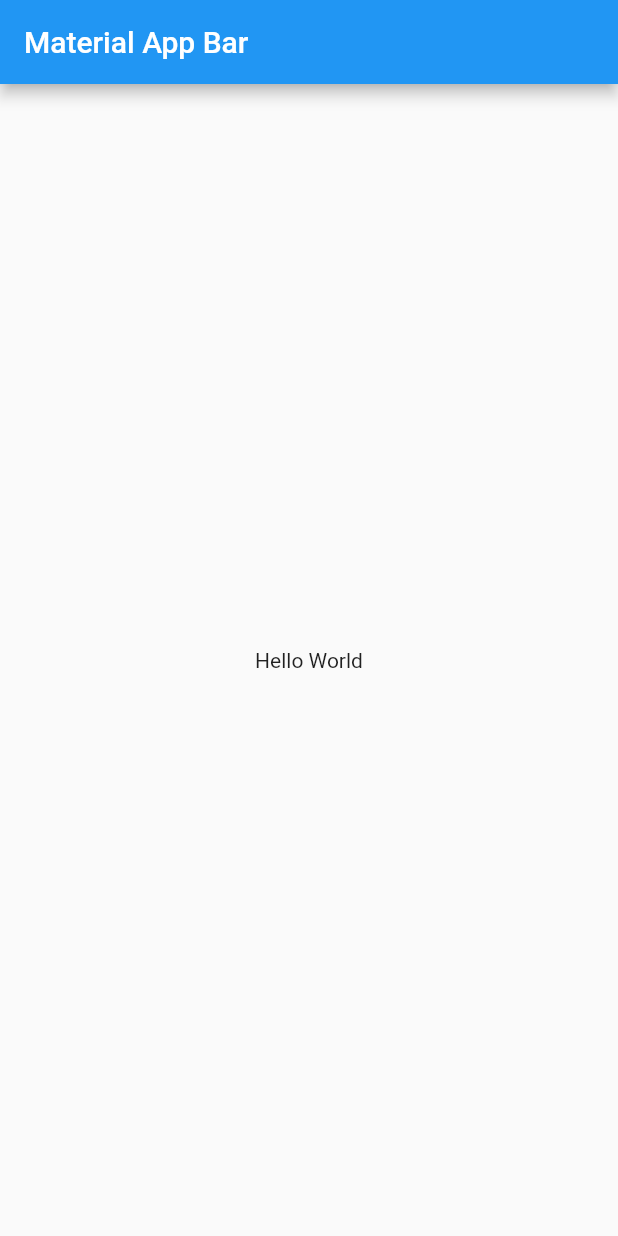
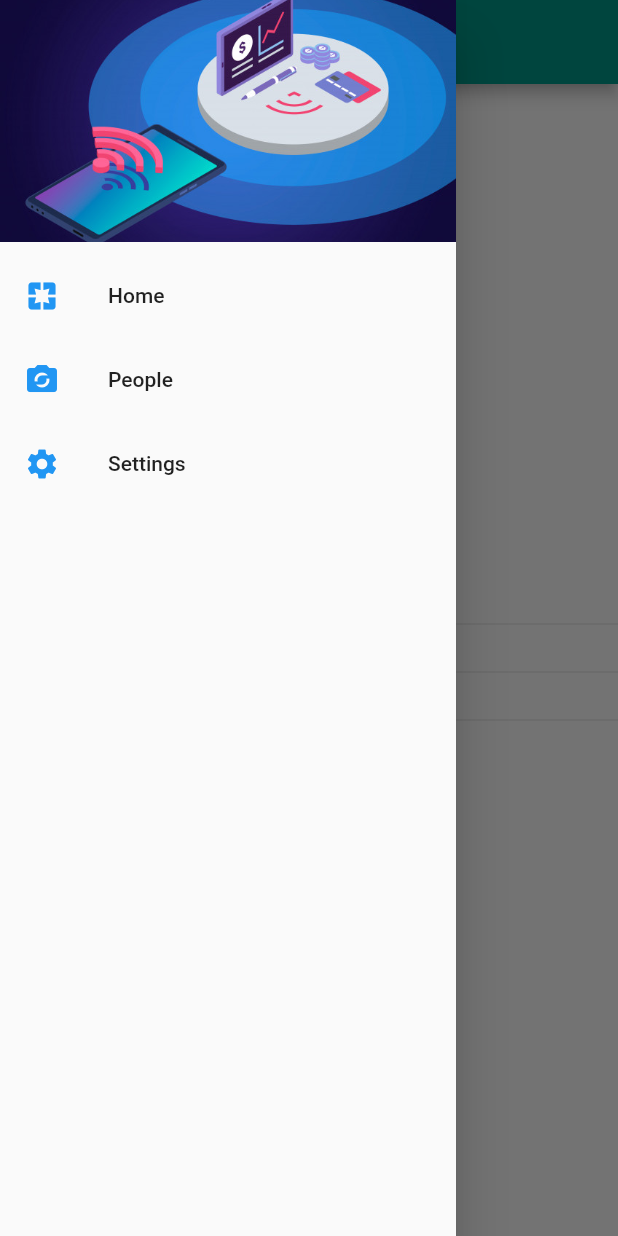
Before and after one commit to ISCFERNANDO/preferencias-usuario, a Flutter app: the screen it shows after launch, with the side drawer open (before the commit the screen has no drawer), on a phone screen of 412 x 824 dp. Run offline on Flutter 3.47's test engine with Material 2 defaults, Android fonts, the phone set to English and light mode, and no system bars; our stand-ins replace shared_preferences.

Commit message:
feat: Implementacion de shared preferencias

```diff
--- a/lib/main.dart
+++ b/lib/main.dart
@@ -1,6 +1,9 @@
 import 'package:flutter/material.dart';
 import 'package:preferencias_usuario/src/app.dart';
+import 'package:preferencias_usuario/src/shared_prefs/preferencias_usuario.dart';
 
-void main() {
+void main() async {
+  WidgetsFlutterBinding.ensureInitialized();
+  await PreferenciasUsuario().initPrefs();
   runApp(MyApp());
 }
--- a/lib/src/app.dart
+++ b/lib/src/app.dart
@@ -1,22 +1,21 @@
 import 'package:flutter/material.dart';
+import 'package:preferencias_usuario/src/shared_prefs/preferencias_usuario.dart';
 
-void main() => runApp(MyApp());
+import 'screens/home_screen.dart';
+import 'screens/settings_screen.dart';
 
 class MyApp extends StatelessWidget {
+  final PreferenciasUsuario prefs = PreferenciasUsuario();
   @override
   Widget build(BuildContext context) {
     return MaterialApp(
+      debugShowCheckedModeBanner: false,
       title: 'Material App',
-      home: Scaffold(
-        appBar: AppBar(
-          title: Text('Material App Bar'),
-        ),
-        body: Center(
-          child: Container(
-            child: Text('Hello World'),
-          ),
-        ),
-      ),
+      initialRoute: prefs.lastPageRoute,
+      routes: {
+        HomeScreen.routeName: (_) => HomeScreen(),
+        SettingsScreen.routeName: (_) => SettingsScreen(),
+      },
     );
   }
 }
--- /dev/null
+++ b/lib/src/screens/home_screen.dart
@@ -0,0 +1,31 @@
+import 'package:flutter/material.dart';
+import 'package:preferencias_usuario/src/shared_prefs/preferencias_usuario.dart';
+import 'package:preferencias_usuario/src/widget/custom_drawer_widget.dart';
+
+class HomeScreen extends StatelessWidget {
+  static final String routeName = 'home';
+  final PreferenciasUsuario prefs = PreferenciasUsuario();
+
+  @override
+  Widget build(BuildContext context) {
+    prefs.lastPageRoute = routeName;
+    return Scaffold(
+      appBar: AppBar(
+        title: Text('Home'),
+        backgroundColor: prefs.secondaryColor ? Colors.teal : Colors.blue,
+      ),
+      drawer: CustomDrawerWidget(),
+      body: Column(
+        mainAxisAlignment: MainAxisAlignment.center,
+        children: [
+          Text('Colors secundario'),
+          Divider(),
+          Text('Género'),
+          Divider(),
+          Text('Nombre de usuario'),
+          Divider(),
+        ],
+      ),
+    );
+  }
+}
--- /dev/null
+++ b/lib/src/shared_prefs/preferencias_usuario.dart
@@ -0,0 +1,64 @@
+import 'package:shared_preferences/shared_preferences.dart';
+
+class PreferenciasUsuario {
+  static final PreferenciasUsuario _instance = PreferenciasUsuario._();
+  SharedPreferences _prefs;
+
+  PreferenciasUsuario._();
+
+  factory PreferenciasUsuario() {
+    return _instance;
+  }
+
+  initPrefs() async {
+    _prefs = await SharedPreferences.getInstance();
+  }
+
+  int get gender {
+    assert(_prefs != null,
+        'El método initPrefs debe ser llamado antes de ocupar get gender');
+    return _prefs.getInt('genero') ?? 1;
+  }
+
+  set gender(int value) {
+    assert(_prefs != null,
+        'El método initPrefs debe ser llamado antes de ocupar set gender');
+    _prefs.setInt('genero', value);
+  }
+
+  bool get secondaryColor {
+    assert(_prefs != null,
+        'El método initPrefs debe ser llamado antes de ocupar get secondaryColor');
+    return _prefs.getBool('secondaryColor') ?? true;
+  }
+
+  set secondaryColor(bool value) {
+    assert(_prefs != null,
+        'El método initPrefs debe ser llamado antes de ocupar set secondaryColor');
+    _prefs.setBool('secondaryColor', value);
+  }
+
+  String get name {
+    assert(_prefs != null,
+        'El método initPrefs debe ser llamado antes de ocupar get name');
+    return _prefs.getString('name') ?? '';
+  }
+
+  set name(String value) {
+    assert(_prefs != null,
+        'El método initPrefs debe ser llamado antes de ocupar set name');
+    _prefs.setString('name', value);
+  }
+
+  String get lastPageRoute {
+    assert(_prefs != null,
+        'El método initPrefs debe ser llamado antes de ocupar get lastPageRoute');
+    return _prefs.getString('lastPageRoute') ?? 'home';
+  }
+
+  set lastPageRoute(String value) {
+    assert(_prefs != null,
+        'El método initPrefs debe ser llamado antes de ocupar set lastPageRoute');
+    _prefs.setString('lastPageRoute', value);
+  }
+}
--- /dev/null
+++ b/lib/src/widget/custom_drawer_widget.dart
@@ -0,0 +1,49 @@
+import 'package:flutter/material.dart';
+
+import 'package:preferencias_usuario/src/screens/home_screen.dart';
+import 'package:preferencias_usuario/src/screens/settings_screen.dart';
+
+class CustomDrawerWidget extends StatelessWidget {
+  const CustomDrawerWidget({Key key}) : super(key: key);
+
+  @override
+  Widget build(BuildContext context) {
+    return Drawer(
+      child: ListView(
+        padding: EdgeInsets.zero,
+        children: [
+          DrawerHeader(
+            child: Container(),
+            decoration: BoxDecoration(
+              image: DecorationImage(
+                image: AssetImage('assets/im/background.jpg'),
+                fit: BoxFit.cover,
+              ),
+            ),
+          ),
+          ListTile(
+            leading: Icon(Icons.pages, color: Colors.blue),
+            title: Text('Home'),
+            onTap: () {
+              Navigator.pop(context);
+              Navigator.pushReplacementNamed(context, HomeScreen.routeName);
+            },
+          ),
+          ListTile(
+            leading: Icon(Icons.party_mode, color: Colors.blue),
+            title: Text('People'),
+            onTap: () {},
+          ),
+          ListTile(
+            leading: Icon(Icons.settings, color: Colors.blue),
+            title: Text('Settings'),
+            onTap: () {
+              Navigator.pop(context);
+              Navigator.pushReplacementNamed(context, SettingsScreen.routeName);
+            },
+          ),
+        ],
+      ),
+    );
+  }
+}
```
Also changed, not shown: lib/src/screens/settings_screen.dart (added, +103 -0 lines), pubspec.yaml (+4 -13 lines), assets/im/background.jpg (added), pubspec.lock, 1 other file.
